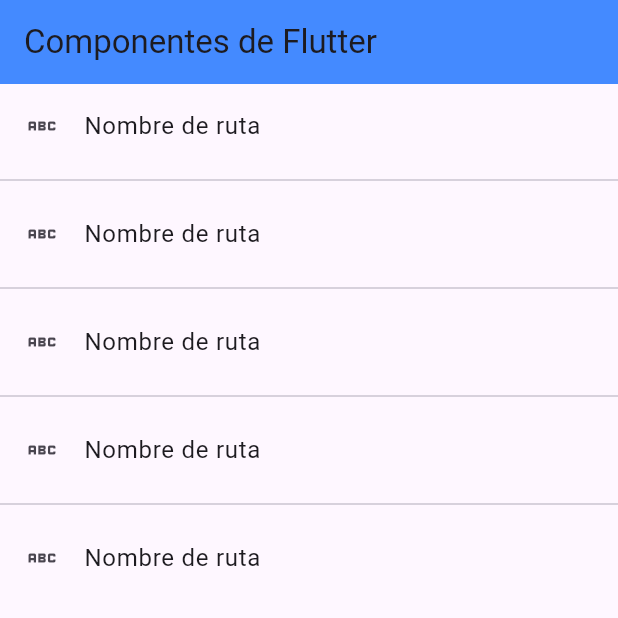
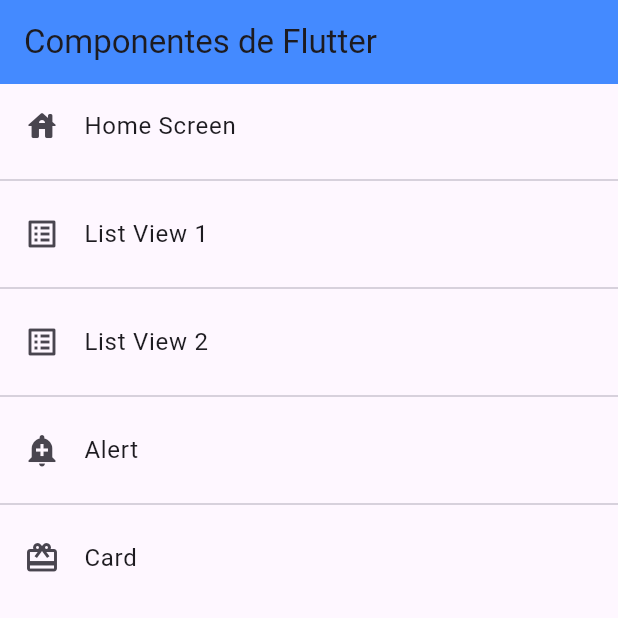
Before and after one commit to The-Crow-n/fl_components, a Flutter app: the screen it shows after launch, on a phone screen of 412 x 824 dp, the top half of it. Run offline on Flutter 3.47's test engine with Material 3 defaults, Android fonts, the phone set to English and light mode, and no system bars.

Commit message:
seventh commit

```diff
--- a/lib/routes/app_routes.dart
+++ b/lib/routes/app_routes.dart
@@ -5,7 +5,7 @@ import 'package:flutter/material.dart';
 class AppRoutes {
   static const initialRoute = 'home';
 
-  static final MenuOptions = <MenuOption>{
+  static final MenuOptions = <MenuOption>[
     MenuOption(
         route: 'home',
         icon: Icons.house_rounded,
@@ -15,23 +15,23 @@ class AppRoutes {
         route: 'listview1',
         icon: Icons.list_alt,
         name: 'List View 1',
-        screen: const HomeScreen()),
+        screen: const Listview1Screen()),
     MenuOption(
         route: 'listview2',
         icon: Icons.list_alt,
         name: 'List View 2',
-        screen: const HomeScreen()),
+        screen: const Listview2Screen()),
     MenuOption(
         route: 'alert',
         icon: Icons.add_alert,
         name: 'Alert',
-        screen: const HomeScreen()),
+        screen: const AlertScreen()),
     MenuOption(
         route: 'card',
         icon: Icons.card_giftcard,
         name: 'Card',
-        screen: const HomeScreen()),
-  };
+        screen: const CardScreen()),
+  ];
 
   static Map<String, Widget Function(BuildContext)> getAppRoutes() {
     Map<String, Widget Function(BuildContext)> appRoutes = {};
--- a/lib/screens/home_screen.dart
+++ b/lib/screens/home_screen.dart
@@ -1,3 +1,4 @@
+import 'package:fl_components/routes/app_routes.dart';
 import 'package:fl_components/screens/listview1_screen.dart';
 import 'package:flutter/material.dart';
 
@@ -14,12 +15,13 @@ class HomeScreen extends StatelessWidget {
         ),
         body: ListView.separated(
             itemBuilder: (context, index) => ListTile(
-                leading: const Icon(Icons.abc_outlined),
-                title: const Text('Nombre de ruta'),
+                leading: Icon(AppRoutes.MenuOptions[index].icon),
+                title: Text(AppRoutes.MenuOptions[index].name),
                 onTap: () {
-                  Navigator.pushNamed(context, 'rutainventada');
+                  Navigator.pushNamed(
+                      context, AppRoutes.MenuOptions[index].route);
                 }),
             separatorBuilder: (context, index) => const Divider(),
-            itemCount: 5));
+            itemCount: AppRoutes.MenuOptions.length));
   }
 }
```
